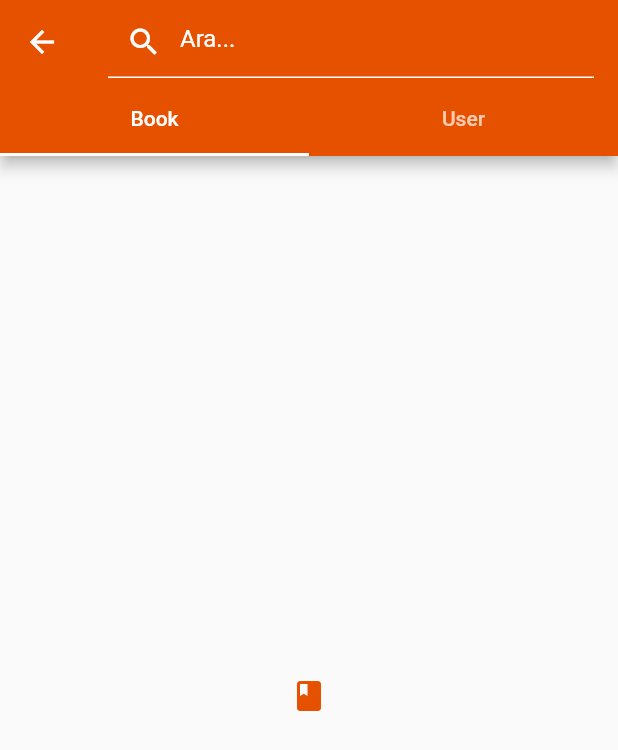
After one commit to tarikisildar/SelfSahaf, a Flutter app: the screen it shows after launch, on a phone screen of 412 x 824 dp. The commit adds this screen. Shown: the top 750 px of the screen. Run offline on Flutter 3.47's test engine with Material 2 defaults, Android fonts, the phone set to English and light mode, and no system bars; our stand-ins replace carousel_pro, dio.

Commit message:
admin search page

```diff
--- /dev/null
+++ b/lib/admin_search.dart
@@ -0,0 +1,63 @@
+import 'package:flutter/material.dart';
+
+class AdminSearch extends StatefulWidget {
+  @override
+  _AdminSearchState createState() => new _AdminSearchState();
+}
+
+class _AdminSearchState extends State<AdminSearch> {
+  @override
+  Widget build(BuildContext context) {
+    return MaterialApp(
+      home: DefaultTabController(
+        length: 2,
+        child: Scaffold(
+          appBar: AppBar(
+            backgroundColor: Color(0xffe65100),
+            bottom: TabBar(
+              indicatorColor: Colors.white,
+              tabs: [
+                Tab(
+                  text: "Book",
+                ),
+                Tab(text: "User"),
+              ],
+            ),
+            title: TextField(
+              style: TextStyle(
+                color: Colors.white,
+              ),
+              decoration: InputDecoration(
+                  enabledBorder: UnderlineInputBorder(
+                    borderSide: BorderSide(
+                      color: Colors.white,
+                    ),
+                  ),
+                  focusedBorder: UnderlineInputBorder(
+                    borderSide: BorderSide(
+                      color: Colors.white,
+                    ),
+                  ),
+                  prefixIcon: InkWell(
+                      child: Icon(
+                    Icons.search,
+                    color: Colors.white,
+                  )),
+                  hintText: 'Ara...',
+                  hintStyle: TextStyle(
+                    color: Colors.white,
+                  )),
+            ),
+            leading: Icon(Icons.arrow_back),
+          ),
+          body: TabBarView(
+            children: [
+              Icon(Icons.book, color: Color(0xffe65100),),
+              Icon(Icons.person, color: Color(0xffe65100)),
+            ],
+          ),
+        ),
+      ),
+    );
+  }
+}
--- a/lib/main.dart
+++ b/lib/main.dart
@@ -1,5 +1,6 @@
 
 import 'package:flutter/material.dart';
+import 'package:selfsahaf/admin_search.dart';
 import 'package:selfsahaf/main_page/main_page.dart';
 import 'package:selfsahaf/page_classes/add_book.dart';
 import 'package:selfsahaf/registration/login.dart';
@@ -43,14 +44,15 @@ class SelfSahaf extends StatelessWidget {
         ),
       ),
       debugShowCheckedModeBanner: false,
+      home: AdminSearch()
 
-      initialRoute: '/',
+      /*initialRoute: '/mainPage',
       routes: {
         '/': (context) => LoginPage(),
         '/mainPage' : (context) => MainPage(),
         '/addBook' : (context) => AddBook(),
 
-      },
+      },*/
     );
   }
 }
--- a/lib/registration/input_field.dart
+++ b/lib/registration/input_field.dart
@@ -57,7 +57,7 @@ class _InputFieldState extends State<InputField> {
           gapPadding: 2.0,
           borderRadius: new BorderRadius.circular(16.0),
           borderSide: new BorderSide(
-            color:Colors.white,
+            color:Colors.deepPurple,
             width: 3.0,
           ),
         ),
@@ -65,7 +65,7 @@ class _InputFieldState extends State<InputField> {
           gapPadding: 2.0,
           borderRadius: new BorderRadius.circular(16.0),
           borderSide: new BorderSide(
-            color:Colors.white,
+            color:Colors.deepPurple,
             width: 3.0,
           ),
         )
```
